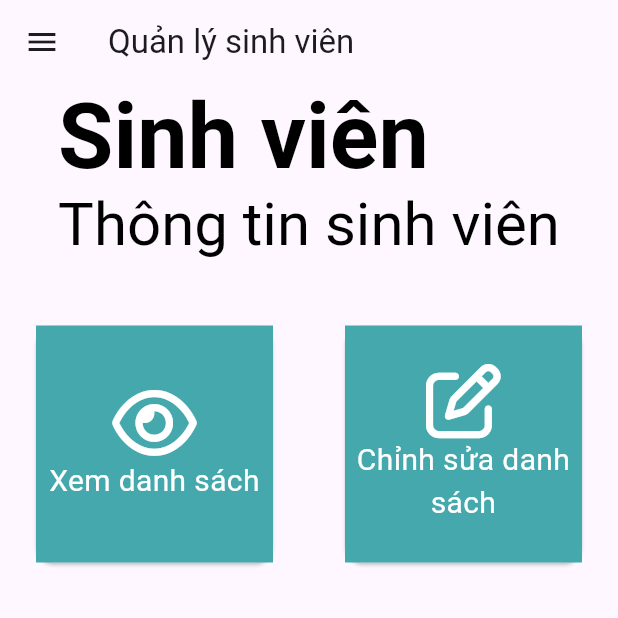
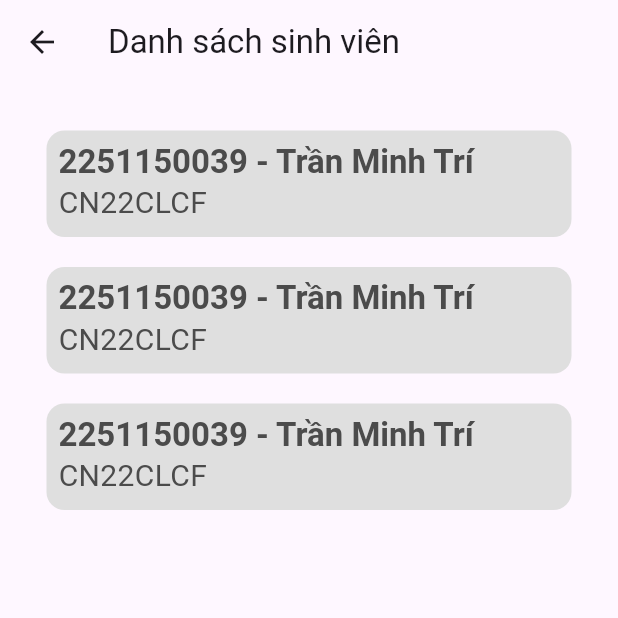
Before and after one commit to carotsieupham/StudentManagement, a Flutter app: the HomePage screen opened directly, after a tap on "Xem danh sách", on a phone screen of 412 x 824 dp, the top half of it. Run offline on Flutter 3.47's test engine with Material 3 defaults, Android fonts, the phone set to English and light mode, and no system bars; our stand-ins replace firebase_auth, firebase_core, firebase_database, font_awesome_flutter; accounts and stored records are empty.

Commit message:
Watch student

```diff
--- /dev/null
+++ b/lib/src/model/students.dart
@@ -0,0 +1,24 @@
+class Students{
+   late final String _id;
+   late final String _name;
+   late final String _classid;
+   Students(this._id, this._name,this._classid);
+
+   String get classid => _classid;
+
+  String get name => _name;
+
+  String get id => _id;
+
+   set classid(String value) {
+    _classid = value;
+  }
+
+  set name(String value) {
+    _name = value;
+  }
+
+  set id(String value) {
+    _id = value;
+  }
+}
--- /dev/null
+++ b/lib/src/modules/homePage/coponents/cardWidget.dart
@@ -0,0 +1,44 @@
+import 'package:flutter/material.dart';
+import 'package:font_awesome_flutter/font_awesome_flutter.dart';
+
+class CardWidget extends StatelessWidget {
+  CardWidget({
+    super.key,
+    required this.icon,
+    required this.onTap,
+    required this.content,
+    required this.size,
+  });
+  IconData icon;
+  final VoidCallback onTap;
+  String content;
+  final Size size;
+
+  @override
+  Widget build(BuildContext context) {
+    return GestureDetector(
+      onTap:onTap ,
+      child: Padding(
+        padding: const EdgeInsets.all(20.0),
+        child: Card(
+          child: Container(
+              width:size.width*0.4,
+              height: size.height*0.2,
+              color: const Color(0xff45a8ad),
+              child: Column(
+                mainAxisAlignment: MainAxisAlignment.center,
+                children: [
+                  FaIcon(icon, size: 50, color: Colors.white,),
+                  Text(content,
+                    style: TextStyle(color: Colors.white, fontSize: 20,),
+                    textAlign: TextAlign.center,
+
+                  ),
+                ],
+              )
+          ),
+        ),
+      ),
+    );
+  }
+}
--- a/lib/src/modules/homePage/home_page.dart
+++ b/lib/src/modules/homePage/home_page.dart
@@ -3,6 +3,9 @@ import 'package:flutter/material.dart';
 import 'package:flutter/widgets.dart';
 import 'package:font_awesome_flutter/font_awesome_flutter.dart';
 import 'package:student_manage/src/modules/homePage/coponents/home_menu.dart';
+import 'package:student_manage/src/modules/watchlist/watchListStudent.dart';
+
+import 'coponents/cardWidget.dart';
 
 class HomePage extends StatelessWidget {
   const HomePage({super.key});
@@ -27,8 +30,8 @@ class HomePage extends StatelessWidget {
               crossAxisCount: 2,
             ),
                 children:[
-                  CardWidget(icon: FontAwesomeIcons.eye,onTap: (){},content: "Xem danh sách",size: size),
-                  CardWidget(icon: FontAwesomeIcons.penToSquare,onTap: (){},content: "Chỉnh sửa danh sách",size: size),
+                  CardWidget(icon: FontAwesomeIcons.eye,onTap: (){Navigator.push(context, MaterialPageRoute(builder: (context) => WatchStudentPage()));},content: "Xem danh sách",size: size),
+                  CardWidget(icon: FontAwesomeIcons.penToSquare,onTap: (){Navigator.push(context, MaterialPageRoute(builder: (context) => HomePage()));},content: "Chỉnh sửa danh sách",size: size),
                 ],
                 shrinkWrap: true,
                 physics: const NeverScrollableScrollPhysics(
@@ -43,46 +46,5 @@ class HomePage extends StatelessWidget {
           child: HomeMenu(),
         ));
   }
+
 }
-
-class CardWidget extends StatelessWidget {
-  CardWidget({
-    super.key,
-    required this.icon,
-    required this.onTap,
-    required this.content,
-    required this.size,
-  });
-  IconData icon;
-  Function onTap;
-  String content;
-  final Size size;
-
-  @override
-  Widget build(BuildContext context) {
-    return GestureDetector(
-      onTap: (){},
-      child: Padding(
-        padding: const EdgeInsets.all(20.0),
-        child: Card(
-          child: Container(
-            width:size.width*0.4,
-            height: size.height*0.2,
-            color: Color(0xff45a8ad),
-            child: Column(
-              mainAxisAlignment: MainAxisAlignment.center,
-              children: [
-                FaIcon(icon, size: 50, color: Colors.white,),
-                Text(content,
-                  style: TextStyle(color: Colors.white, fontSize: 20,),
-                  textAlign: TextAlign.center,
-
-                ),
-              ],
-            )
-          ),
-        ),
-      ),
-    );
-  }
-}
--- /dev/null
+++ b/lib/src/modules/watchlist/componets/cardBodyWidget.dart
@@ -0,0 +1,64 @@
+import 'package:flutter/material.dart';
+
+class CardBodyWidget extends StatelessWidget {
+  CardBodyWidget({Key? key}) : super(key: key);
+
+  @override
+  Widget build(BuildContext context) {
+    return Container(
+      margin: const EdgeInsets.only(bottom: 20),
+      decoration: BoxDecoration(
+        color: const Color(0xffDFDFDF),
+        borderRadius: BorderRadius.circular(12),
+      ),
+      child: Row(
+        mainAxisAlignment: MainAxisAlignment.spaceBetween,
+        children: [
+          Padding(
+            padding: const EdgeInsets.all(8),
+            child: Column(
+              crossAxisAlignment: CrossAxisAlignment.start,
+              children: [
+               RichText(text: TextSpan(
+                 children: [
+                   TextSpan(
+                     text: "2251150039",
+                     style: const TextStyle(
+                       fontSize: 22,
+                       color: Color(0xff4B4B4B),
+                       fontWeight: FontWeight.bold,
+                     ),
+                   ),
+                   TextSpan(
+                     text: " - ",
+                     style: const TextStyle(
+                       fontSize: 22,
+                       color: Color(0xff4B4B4B),
+                       fontWeight: FontWeight.bold,
+                     ),
+                   ),
+                   TextSpan(
+                     text: "Trần Minh Trí",
+                     style: const TextStyle(
+                       fontSize: 22,
+                       color: Color(0xff4B4B4B),
+                       fontWeight: FontWeight.bold,
+                     ),
+                   ),
+                 ]
+               )),
+                Text(
+                  "CN22CLCF",
+                  style: const TextStyle(
+                    fontSize: 20,
+                    color: Color(0xff4B4B4B),
+                  ),
+                ),
+              ],
+            ),
+          )
+        ],
+      ),
+    );
+  }
+}
--- /dev/null
+++ b/lib/src/modules/watchlist/watchListStudent.dart
@@ -0,0 +1,25 @@
+import 'package:flutter/material.dart';
+import 'package:student_manage/src/modules/watchlist/componets/cardBodyWidget.dart';
+
+class WatchStudentPage extends StatelessWidget {
+  const WatchStudentPage({super.key});
+
+  @override
+  Widget build(BuildContext context) {
+    return Scaffold(
+      appBar: AppBar(
+        title: const Text('Danh sách sinh viên'),
+      ),
+      body: SingleChildScrollView(
+           padding: const EdgeInsets.all(31),
+           child:Column(
+             children: [
+               CardBodyWidget(),
+               CardBodyWidget(),
+               CardBodyWidget(),
+             ],
+           )
+      )
+    );
+  }
+}
```
